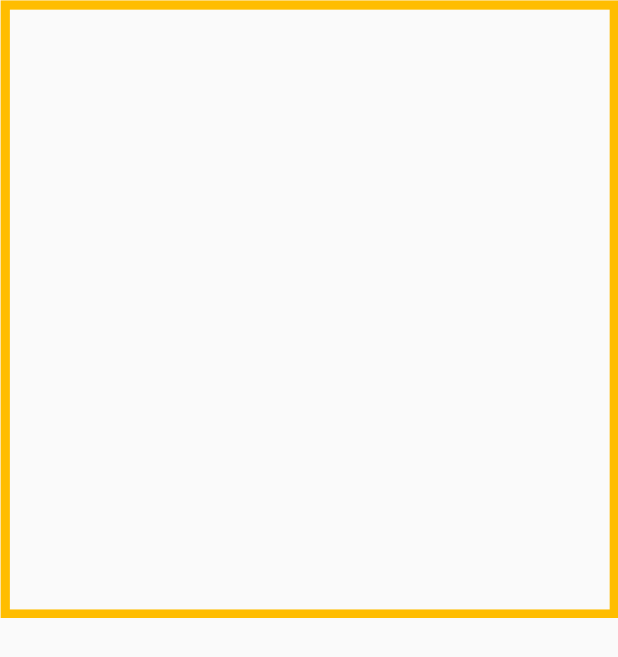
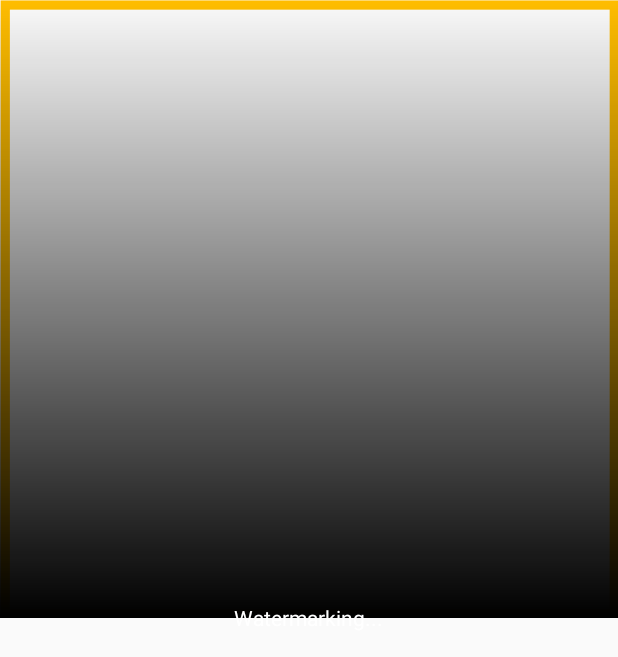
Before and after one commit to SAFETYAPP/SAFEAPP, an Android app: the layout item_video.xml on its own in the app's theme, with its tools: preview values and no code run, on a phone screen of 412 x 824 dp. Shown: the top 657 px of the screen. Run offline under Robolectric (Android 15) with nearby library versions, the phone set to English and light mode, and no system bars.

Commit message:
Youtube Watermark Video coordinate

```diff
--- a/app/src/main/java/com/viewnine/nuttysnap/activity/SplashScreenActivity.java
+++ b/app/src/main/java/com/viewnine/nuttysnap/activity/SplashScreenActivity.java
@@ -11,6 +11,8 @@ import com.crashlytics.android.Crashlytics;
 import com.viewnine.nuttysnap.R;
 import com.viewnine.nuttysnap.manager.SwitchViewManager;
 import com.viewnine.nuttysnap.manager.VideoManager;
+import com.viewnine.nuttysnap.ulti.Constants;
+import com.viewnine.nuttysnap.ulti.Ulti;
 import com.viewnine.nuttysnap.ulti.ValidationHelper;
 
 import io.fabric.sdk.android.Fabric;
@@ -30,6 +32,8 @@ public class SplashScreenActivity extends ParentActivity {
 
         mContext = SplashScreenActivity.this;
 
+        Ulti.saveDrawableToSdCard(this, R.drawable.watermark, Constants.WATERMARK_NAME_BACK_CAMERA);
+        Ulti.saveDrawableToSdCard(this, R.drawable.watermark2, Constants.WATERMARK_NAME_FRONT_CAMERA);
         handleFirstTimeRunning();
     }
 
--- /dev/null
+++ b/app/src/main/java/com/viewnine/nuttysnap/customView/SquareRelativeLayout.java
@@ -0,0 +1,32 @@
+package com.viewnine.nuttysnap.customView;
+
+import android.content.Context;
+import android.util.AttributeSet;
+import android.widget.RelativeLayout;
+
+/**
+ * Created by user on 6/10/15.
+ */
+public class SquareRelativeLayout extends RelativeLayout {
+
+    public SquareRelativeLayout(Context context)
+    {
+        super(context);
+    }
+
+    public SquareRelativeLayout(Context context, AttributeSet attrs)
+    {
+        super(context, attrs);
+    }
+
+    public SquareRelativeLayout(Context context, AttributeSet attrs, int defStyle)
+    {
+        super(context, attrs, defStyle);
+    }
+
+    @Override
+    protected void onMeasure(int widthMeasureSpec, int heightMeasureSpec) {
+        super.onMeasure(widthMeasureSpec, heightMeasureSpec);
+        setMeasuredDimension(getMeasuredWidth(), getMeasuredWidth());
+    }
+}
--- a/app/src/main/java/com/viewnine/nuttysnap/database/DatabaseHelper.java
+++ b/app/src/main/java/com/viewnine/nuttysnap/database/DatabaseHelper.java
@@ -42,6 +42,8 @@ public class DatabaseHelper extends SQLiteOpenHelper{
                         + DbDefines.VIDEO_ID + " TEXT, "
                         + DbDefines.Video_URL + " TEXT, "
                         + DbDefines.Image_Link + " TEXT, "
+                        + DbDefines.IsAddedWatermark + " INTEGER, "
+                        + DbDefines.CameraMode + " INTEGER, "
                         + DbDefines.Time + " LONG )"
         );
     }
@@ -49,5 +51,9 @@ public class DatabaseHelper extends SQLiteOpenHelper{
     @Override
     public void onUpgrade(SQLiteDatabase db, int oldVersion, int newVersion) {
 
+        if(newVersion == 2){
+            db.execSQL("ALTER TABLE " + DbDefines.TABLE_VIDEOS + " ADD COLUMN " + DbDefines.IsAddedWatermark + " INTEGER DEFAULT 0");
+            db.execSQL("ALTER TABLE " + DbDefines.TABLE_VIDEOS + " ADD COLUMN " + DbDefines.CameraMode + " INTEGER DEFAULT 0");
+        }
     }
 }
--- a/app/src/main/java/com/viewnine/nuttysnap/database/DbDefines.java
+++ b/app/src/main/java/com/viewnine/nuttysnap/database/DbDefines.java
@@ -6,7 +6,7 @@ package com.viewnine.nuttysnap.database;
 public class DbDefines {
 
     public static final String DB_NAME = "SafeApp.db";
-    public static final int DATABASE_VERSION = 1;
+    public static final int DATABASE_VERSION = 2;
 
     // Table Names
     public static final String TABLE_VIDEOS = "VIDEOS";
@@ -17,4 +17,6 @@ public class DbDefines {
     public static final String Video_URL = "VideoURL";
     public static final String Image_Link = "ImageLink";
     public static final String Time = "Time";
+    public static final String IsAddedWatermark = "isAddedWatermark";
+    public static final String CameraMode = "cameraMode";
 }
--- /dev/null
+++ b/app/src/main/res/drawable/gradient_shape_90.xml
@@ -0,0 +1,9 @@
+<?xml version="1.0" encoding="utf-8"?>
+<shape xmlns:android="http://schemas.android.com/apk/res/android">
+    <gradient
+            android:startColor="@color/Black"
+            android:endColor="@color/transparent"
+            android:type="linear"
+            android:angle="90"
+             />
+</shape>
--- a/app/src/main/res/layout/item_video.xml
+++ b/app/src/main/res/layout/item_video.xml
@@ -17,4 +17,32 @@
         android:scaleType="centerCrop"
         android:background="@drawable/item_select_highlight"/>
 
+    <com.viewnine.nuttysnap.customView.SquareRelativeLayout
+        android:layout_width="fill_parent"
+        android:layout_height="fill_parent"
+        android:background="@drawable/gradient_shape_90"
+        android:id="@+id/relativelayout_adding_watermark">
+
+
+
+
+    </com.viewnine.nuttysnap.customView.SquareRelativeLayout>
+
+
+
+
+    <TextView
+
+
+        android:layout_width="wrap_content"
+        android:layout_height="wrap_content"
+        android:padding="20dp"
+
+        android:id="@+id/textview_adding_watermark"
+        android:text="Watermarking..."
+        android:textColor="@color/White"
+        android:gravity="center"
+        android:layout_centerInParent="true"
+        />
+
 </RelativeLayout>
```
Also changed, not shown: app/src/main/java/com/viewnine/nuttysnap/Adapter/VideoAdapter.java (+25 -4 lines), app/src/main/java/com/viewnine/nuttysnap/activity/HistoryActivity.java (+41 -0 lines), app/src/main/java/com/viewnine/nuttysnap/database/VideoDBAdapter.java (+23 -1 lines), app/src/main/java/com/viewnine/nuttysnap/manager/EmailManager.java (+8 -8 lines), app/src/main/java/com/viewnine/nuttysnap/manager/VideoManager.java (+85 -0 lines), app/src/main/java/com/viewnine/nuttysnap/model/VideoObject.java (+21 -0 lines), app/src/main/java/com/viewnine/nuttysnap/service/BackgroundVideoRecorder.java (+22 -2 lines), app/src/main/java/com/viewnine/nuttysnap/ulti/Constants.java (+7 -3 lines), app/src/main/java/com/viewnine/nuttysnap/ulti/Ulti.java (+39 -11 lines), app/src/main/java/com/viewnine/nuttysnap/view/CameraPreview.java (+23 -2 lines), app/src/main/res/drawable/watermark.png (added), app/src/main/res/drawable/watermark2.png (added).
